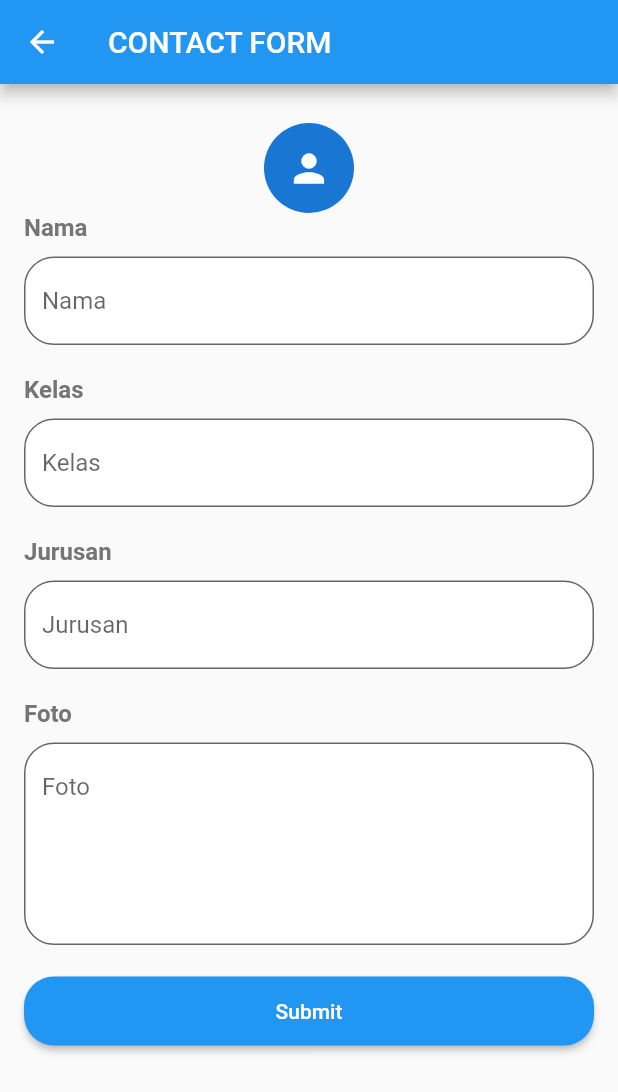
After one commit to eicheich/flutter1102, a Flutter app: the screen it shows after launch, after a tap on the "add" icon, on a phone screen of 412 x 824 dp. The commit adds this screen. Shown: the top 1092 px of the screen. Run offline on Flutter 3.47's test engine with Material 2 defaults, Android fonts, the light colour scheme and no system bars; our stand-ins replace cloud_firestore, firebase_core; accounts and stored records are empty.

Commit message:
add: [MW] Form CRUD firebase

```diff
--- /dev/null
+++ b/lib/form.dart
@@ -0,0 +1,254 @@
+
+
+// ignore_for_file: unnecessary_new, unused_field, prefer_const_constructors, prefer_const_literals_to_create_immutables, unused_local_variable, unused_import, use_key_in_widget_constructors, avoid_print, unused_element
+
+import 'package:cloud_firestore/cloud_firestore.dart';
+import 'package:flutter/material.dart';
+import 'package:flutter/rendering.dart';
+import 'package:firebase_core/firebase_core.dart';
+import 'main.dart';
+
+class FormPage extends StatefulWidget {
+  //constructor have one parameter, optional paramter
+  //if have id we will show data and run update method
+  //else run add data
+  const FormPage({this.id});
+
+  final String? id;
+
+  @override
+  State<FormPage> createState() => _FormPageState();
+}
+
+class _FormPageState extends State<FormPage> {
+  //set form key
+  final _formKey = GlobalKey<FormState>();
+
+  //set texteditingcontroller variable
+  var namaController = TextEditingController();
+  var kelasController = TextEditingController();
+  var jurusanController = TextEditingController();
+  var fotoController = TextEditingController();
+
+  //inisialize firebase instance
+  FirebaseFirestore firebase = FirebaseFirestore.instance;
+  CollectionReference? siswa;
+
+  void getData() async {
+    //get siswa collection from firebase
+    //collection is table in mysql
+    siswa = firebase.collection('siswa');
+
+    //if have id
+    if (widget.id != null) {
+      //get siswa data based on id document
+      var data = await siswa!.doc(widget.id).get();
+
+      //we get data.data()
+      //so that it can be accessed, we make as a map
+      var item = data.data() as Map<String, dynamic>;
+
+      //set state to fill data controller from data firebase
+      setState(() {
+        namaController = TextEditingController(text: item['nama']);
+        kelasController =
+            TextEditingController(text: item['kelas']);
+        jurusanController = TextEditingController(text: item['jurusan']);
+        fotoController = TextEditingController(text: item['foto']);
+      });
+    }
+  }
+
+  @override
+  void initState() {
+    // ignore: todo
+    // TODO: implement initState
+    getData();
+    super.initState();
+  }
+
+  @override
+  Widget build(BuildContext context) {
+    return Scaffold(
+        appBar: AppBar(
+          title: Text("CONTACT FORM"),
+          actions: [
+            //if have data show delete button
+            widget.id != null
+                ? IconButton(
+                onPressed: () {
+                  //method to delete data based on id
+                  siswa!.doc(widget.id).delete();
+
+                  //back to main page
+                  // '/' is home
+                  Navigator.of(context).pushNamedAndRemoveUntil('/', (Route<dynamic> route) => false);
+                },
+                icon: Icon(Icons.delete))
+                : SizedBox()
+          ],
+        ),
+        //this form for add and edit data
+        //if have id passed from main, field will show data
+        body: Form(
+          key: _formKey,
+          child: ListView(padding: EdgeInsets.all(16.0), children: [
+            SizedBox(height: 10,),
+            CircleAvatar(
+              radius: 30,
+              child: Icon(Icons.person, size: 30,),
+            ),
+            Text(
+              'Nama',
+              style: TextStyle(
+                fontSize: 16,
+                color: Colors.grey[600],
+                fontWeight: FontWeight.bold,
+              ),
+            ),
+            SizedBox(height: 10),
+            TextFormField(
+              controller: namaController,
+              decoration: InputDecoration(
+                  hintText: "Nama",
+                  border: OutlineInputBorder(
+                    borderRadius: BorderRadius.circular(20),
+                  ),
+                  fillColor: Colors.white,
+                  filled: true),
+              validator: (value) {
+                if (value!.isEmpty) {
+                  return 'Name is Required!';
+                }
+                return null;
+              },
+            ),
+            SizedBox(height: 20),
+            Text(
+              'Kelas',
+              style: TextStyle(
+                fontSize: 16,
+                color: Colors.grey[600],
+                fontWeight: FontWeight.bold,
+              ),
+            ),
+            SizedBox(height: 10),
+            TextFormField(
+              controller: kelasController,
+              decoration: InputDecoration(
+                  hintText: "Kelas",
+                  border: OutlineInputBorder(
+                    borderRadius: BorderRadius.circular(20),
+                  ),
+                  fillColor: Colors.white,
+                  filled: true),
+              validator: (value) {
+                if (value!.isEmpty) {
+                  return 'Class is Required!';
+                }
+                return null;
+              },
+            ),
+            SizedBox(height: 20),
+            Text(
+              'Jurusan',
+              style: TextStyle(
+                fontSize: 16,
+                color: Colors.grey[600],
+                fontWeight: FontWeight.bold,
+              ),
+            ),
+            SizedBox(height: 10),
+            TextFormField(
+              controller: jurusanController,
+              decoration: InputDecoration(
+                  hintText: "Jurusan",
+                  border: OutlineInputBorder(
+                    borderRadius: BorderRadius.circular(20),
+                  ),
+                  fillColor: Colors.white,
+                  filled: true),
+              validator: (value) {
+                if (value!.isEmpty) {
+                  return 'Division is Required!';
+                }
+                return null;
+              },
+            ),
+            SizedBox(height: 20),
+            Text(
+              'Foto',
+              style: TextStyle(
+                fontSize: 16,
+                color: Colors.grey[600],
+                fontWeight: FontWeight.bold,
+              ),
+            ),
+            SizedBox(height: 10),
+            TextFormField(
+              controller: fotoController,
+              keyboardType: TextInputType.multiline,
+              minLines: 5,
+              maxLines: null,
+              decoration: InputDecoration(
+                  hintText: "Foto",
+                  border: OutlineInputBorder(
+                    borderRadius: BorderRadius.circular(20),
+                  ),
+                  fillColor: Colors.white,
+                  filled: true),
+              validator: (value) {
+                if (value!.isEmpty) {
+                  return 'Picture is Required!';
+                }
+                return null;
+              },
+            ),
+            SizedBox(height: 20,),
+            ElevatedButton(
+              style: ElevatedButton.styleFrom(
+                shape: RoundedRectangleBorder(
+                  borderRadius: BorderRadius.circular(20),
+                ),
+              ),
+              child: Padding(
+                padding: const EdgeInsets.symmetric(vertical: 15),
+                child: Text(
+                  "Submit",
+                  style: TextStyle(color: Colors.white),
+                ),
+              ),
+              onPressed: () {
+                if (_formKey.currentState!.validate()) {
+                  //if id not null run add data to store data into firebase
+                  //else update data based on id
+                  if (widget.id == null) {
+                    siswa!.add({
+                      'nama': namaController.text,
+                      'kelas': kelasController.text,
+                      'jurusan': jurusanController.text,
+                      'foto': fotoController.text,
+                    });
+                  } else {
+                    siswa!.doc(widget.id).update({
+                      'nama': namaController.text,
+                      'kelas': kelasController.text,
+                      'jurusan': jurusanController.text,
+                      'foto': fotoController.text,
+                    });
+                  }
+                  //snackbar notification
+                  final snackBar = SnackBar(content: Text('Data saved successfully!'));
+                  ScaffoldMessenger.of(context).showSnackBar(snackBar);
+
+                  //back to main page
+                  //home page => '/'
+                  Navigator.of(context).pushNamedAndRemoveUntil('/', (Route<dynamic> route) => false);
+                }
+
+              },
+            )
+          ]),
+        ));
+  }
+}
--- a/lib/main.dart
+++ b/lib/main.dart
@@ -1,29 +1,102 @@
+
+
+// ignore_for_file: prefer_const_constructors, must_be_immutable, use_key_in_widget_constructors, prefer_const_literals_to_create_immutables, avoid_print, unnecessary_cast, prefer_is_empty
+
+import 'package:cloud_firestore/cloud_firestore.dart';
+import 'package:firebase_core/firebase_core.dart';
 import 'package:flutter/material.dart';
-import 'package:provider/provider.dart';
 
-import 'change-color-provider.dart';
-import 'home.dart';
+import 'form.dart';
 
-void main() {
-  runApp(const MyApp());
+void main() async {
+  //do initialization to use firebase
+  WidgetsFlutterBinding.ensureInitialized();
+  await Firebase.initializeApp();
+
+  runApp(
+      MaterialApp(
+        //remove the debug banner
+          debugShowCheckedModeBanner: false,
+          title: "Flutter Contact Firebase",
+          home: MyApp()
+      )
+  );
 }
 
-class MyApp extends StatelessWidget {
-  const MyApp({Key? key}) : super(key: key);
+class MyApp extends StatefulWidget {
+  @override
+  State<MyApp> createState() => _MyAppState();
+}
 
-  // This widget is the root of your application.
+class _MyAppState extends State<MyApp> {
   @override
   Widget build(BuildContext context) {
-    return MultiProvider(
-      providers: [
-        ChangeNotifierProvider(create: (context) => ChangeColorModel()),
-      ],
-      child: MaterialApp(
-        title: 'Flutter Demo',
-        theme: ThemeData(
-          primarySwatch: Colors.blue,
-        ),
-        home: HomePage(),
+
+    //The entry point for accessing a [FirebaseFirestore].
+    FirebaseFirestore firebase = FirebaseFirestore.instance;
+
+    //get collection from firebase, collection is table in mysql
+    CollectionReference siswa = firebase.collection('siswa');
+
+    return Scaffold(
+      appBar: AppBar(
+        //make appbar with icon
+          title: Center(
+            child: Text("CONTACT APP"),
+          )
+      ),
+      body: FutureBuilder<QuerySnapshot>(
+        //data to be retrieved in the future
+        future: siswa.get(),
+        builder: (_, snapshot) {
+
+          //show if there is data
+          if (snapshot.hasData) {
+
+            // we take the document and pass it to a variable
+            var alldata = snapshot.data!.docs;
+
+            //if there is data, make list
+            return alldata.length != 0 ? ListView.builder(
+
+              // displayed as much as the variable data alldata
+                itemCount: alldata.length,
+
+                //make custom item with list tile.
+                itemBuilder: (_, index) {
+                  return ListTile(
+                    leading: CircleAvatar(
+
+                      //get first character of name
+                      child: Text(alldata[index]['nama'][0]),
+
+                    ),
+                    title: Text(alldata[index]['nama'], style: TextStyle(fontSize: 20)),
+                    subtitle: Text(alldata[index]['kelas'], style: TextStyle(fontSize: 16)),
+                    trailing: IconButton(
+                        onPressed: () {
+                          Navigator.push(
+                            context,
+                            //pass data to edit form
+                            MaterialPageRoute(builder: (context) => FormPage(id: snapshot.data!.docs[index].id,)),
+                          );
+                        },
+                        icon: Icon(Icons.arrow_forward_rounded)),
+                  );
+                }) : Center( child: Text('No Data', style: TextStyle(fontSize: 20),),);
+          } else {
+            return Center(child: Text("Loading...."));
+          }
+        },
+      ),
+      floatingActionButton: FloatingActionButton(
+        onPressed: () {
+          Navigator.push(
+            context,
+            MaterialPageRoute(builder: (context) => FormPage()),
+          );
+        },
+        child: Icon(Icons.add),
       ),
     );
   }
--- a/pubspec.yaml
+++ b/pubspec.yaml
@@ -36,7 +36,7 @@ dependencies:
   cupertino_icons: ^1.0.2
   provider: ^6.0.5
   firebase_auth:
-  firebase_storage:
+#  firebase_storage:
   cloud_firestore:
   firebase_core:
 
```
Also changed, not shown: pubspec.lock, 3 other files.
